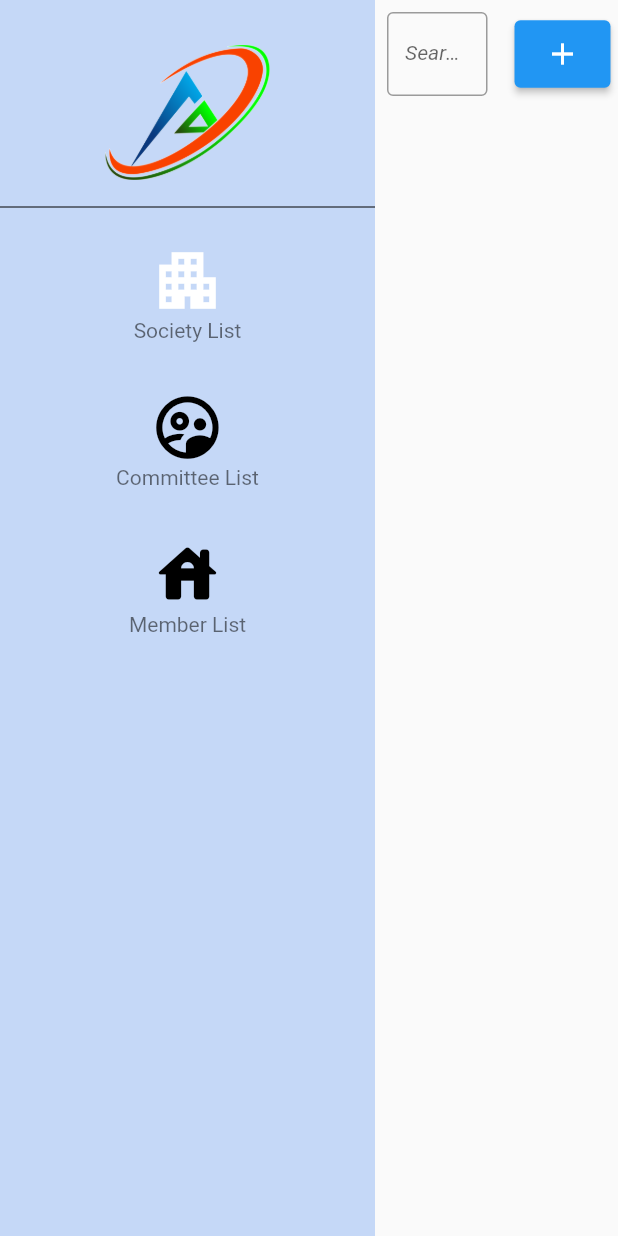
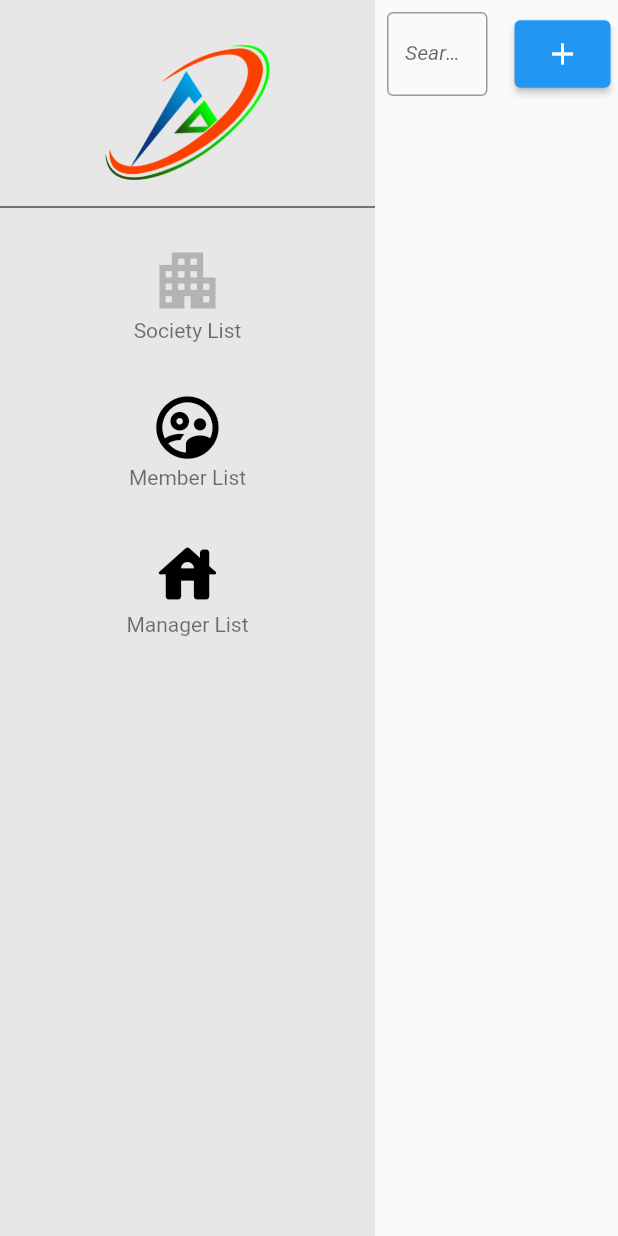
Before and after one commit to aamirk1/society_management, a Flutter app: the screen it shows after launch, on a phone screen of 412 x 824 dp. Run offline on Flutter 3.47's test engine with Material 2 defaults, Android fonts, the phone set to English and light mode, and no system bars; drawn by our look-alikes of flutter_typeahead; our stand-ins replace cloud_firestore, firebase_auth, firebase_core, firebase_storage; missing offline and left inert: excel, flutter_admin_scaffold; accounts and stored records are empty.

Commit message:
update home page

```diff
--- a/lib/viewScreen/side.dart
+++ b/lib/viewScreen/side.dart
@@ -11,8 +11,9 @@ class customSide extends StatefulWidget {
   State<customSide> createState() => _customSideState();
 }
 
+// ignore: camel_case_types
 class _customSideState extends State<customSide> {
-  List<String> tabTitle = ['Society List', 'Committee List', 'Member List'];
+  List<String> tabTitle = ['Society List', 'Member List', 'Manager List'];
   List<dynamic> tabIcon = [
     Icons.apartment_outlined,
     Icons.supervised_user_circle_outlined,
@@ -24,8 +25,8 @@ class _customSideState extends State<customSide> {
 
   List<Widget> pages = [
     societyList(),
-    committeeList(),
     AddMember(),
+    const committeeList(),
   ];
 
   @override
@@ -34,21 +35,22 @@ class _customSideState extends State<customSide> {
       body: Row(
         children: [
           Container(
-            padding: EdgeInsets.only(top: 30),
+            padding: const EdgeInsets.only(top: 30),
             width: 250,
-            color: Color.fromARGB(255, 197, 216, 247),
+            color: const Color.fromARGB(255, 231, 231, 231),
             child: Column(
               children: [
                 Container(
                   width: 250,
                   height: 100,
                   child: Image.asset('assets/images/devlogo.png'),
-                  padding: EdgeInsets.only(bottom: 10),
+                  padding: const EdgeInsets.only(bottom: 10),
                 ),
-                Divider(
+                const Divider(
                   color: Colors.black,
                 ),
                 ListView.builder(
+                    physics: const BouncingScrollPhysics(),
                     shrinkWrap: true,
                     itemCount: tabIcon.length,
                     itemBuilder: (context, index) {
@@ -75,7 +77,10 @@ class _customSideState extends State<customSide> {
         padding: const EdgeInsets.all(12.0),
         child: ListTile(
           title: Icon(icon,
-              size: 50, color: design[index] ? Colors.white : Colors.black),
+              size: 50,
+              color: design[index]
+                  ? const Color.fromARGB(97, 94, 94, 94)
+                  : Colors.black),
           subtitle: Text(textAlign: TextAlign.center, title),
         ),
       ),
@@ -84,8 +89,8 @@ class _customSideState extends State<customSide> {
 
   Widget getPage(int index) {
     if (index == 0) {
-      return AddMember();
+      return societyList();
     }
-    return Text('');
+    return const Text('');
   }
 }
--- a/lib/viewScreen/view_excel.dart
+++ b/lib/viewScreen/view_excel.dart
@@ -187,9 +187,9 @@ class _ViewExcelState extends State<ViewExcel> {
                                               horizontal: 8.0,
                                               vertical: 5.0,
                                             ),
-                                            decoration: BoxDecoration(
+                                            decoration: const BoxDecoration(
                                               // color: white,
-                                              border: const Border(
+                                              border: Border(
                                                   left: BorderSide(
                                                     color: Colors.grey,
                                                     width: 0.2,
```
Also changed, not shown: lib/screen/AddMember.dart (+8 -3 lines).
